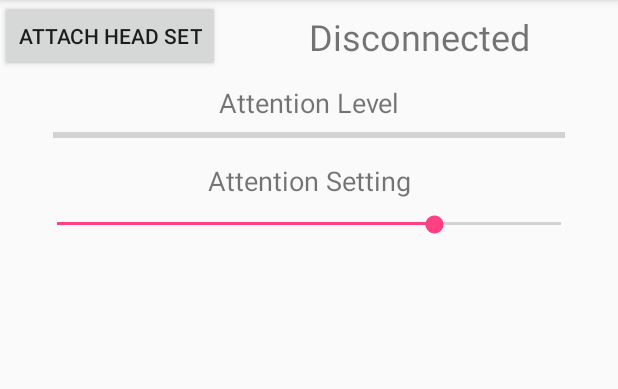
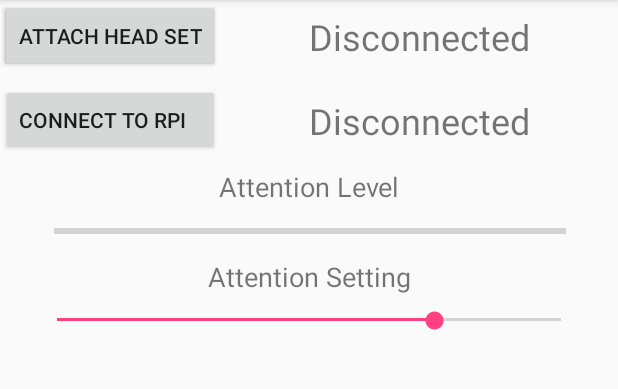
Before and after one commit to ADataDate/neurosky_iot, an Android app: the screen it shows after launch (MainActivity), on a phone screen of 412 x 824 dp, the part 84-473 px from its top. Run offline under Robolectric (Android 15) with nearby library versions, the phone set to English and light mode, and no system bars; 1 statement that could not run was skipped.

Commit message:
Add raspberry pi connect button

```diff
--- a/android_app/MindControlledHomeAutomation/app/src/main/res/layout/activity_main.xml
+++ b/android_app/MindControlledHomeAutomation/app/src/main/res/layout/activity_main.xml
@@ -5,6 +5,15 @@
     android:layout_width="match_parent"
     android:layout_height="match_parent"
     tools:context="lazerade.com.mindcontrolledhomeautomation.MainActivity">
+
+    <Button
+        android:id="@+id/headSet2"
+        android:layout_width="wrap_content"
+        android:layout_height="wrap_content"
+        android:text="Attach Head Set"
+        android:visibility="visible"
+        app:layout_constraintStart_toStartOf="parent"
+        tools:layout_editor_absoluteY="16dp" />
 
     <Button
         android:id="@+id/headSet"
@@ -20,8 +29,9 @@
         style="@style/Widget.AppCompat.ProgressBar.Horizontal"
         android:layout_width="341dp"
         android:layout_height="19dp"
+        android:layout_marginTop="8dp"
         app:layout_constraintEnd_toEndOf="parent"
-        app:layout_constraintHorizontal_bias="0.5"
+        app:layout_constraintHorizontal_bias="0.511"
         app:layout_constraintStart_toStartOf="parent"
         app:layout_constraintTop_toBottomOf="@+id/attentionLevel" />
 
@@ -34,9 +44,8 @@
         android:text="Attention Level"
         android:textSize="18sp"
         app:layout_constraintEnd_toEndOf="parent"
-        app:layout_constraintHorizontal_bias="0.5"
         app:layout_constraintStart_toStartOf="parent"
-        app:layout_constraintTop_toBottomOf="@+id/headSet" />
+        app:layout_constraintTop_toBottomOf="@+id/rPiButton" />
 
     <TextView
         android:id="@+id/connectionStatus"
@@ -62,7 +71,7 @@
         android:text="Attention Setting"
         android:textSize="18sp"
         app:layout_constraintEnd_toEndOf="parent"
-        app:layout_constraintHorizontal_bias="0.5"
+        app:layout_constraintHorizontal_bias="0.502"
         app:layout_constraintStart_toStartOf="parent"
         app:layout_constraintTop_toBottomOf="@+id/progressBar" />
 
@@ -72,8 +81,34 @@
         android:layout_height="17dp"
         android:layout_marginTop="8dp"
         app:layout_constraintEnd_toEndOf="parent"
-        app:layout_constraintHorizontal_bias="0.5"
         app:layout_constraintStart_toStartOf="parent"
         app:layout_constraintTop_toBottomOf="@+id/attentSetting" />
 
+    <Button
+        android:id="@+id/rPiButton"
+        android:layout_width="wrap_content"
+        android:layout_height="wrap_content"
+        android:layout_marginEnd="8dp"
+        android:layout_marginStart="8dp"
+        android:layout_marginTop="8dp"
+        android:text="Connect to RPi   "
+        app:layout_constraintEnd_toEndOf="@+id/headSet2"
+        app:layout_constraintStart_toStartOf="parent"
+        app:layout_constraintTop_toBottomOf="@+id/headSet2" />
+
+    <TextView
+        android:id="@+id/rPiConnection"
+        android:layout_width="wrap_content"
+        android:layout_height="wrap_content"
+        android:layout_marginBottom="8dp"
+        android:layout_marginEnd="8dp"
+        android:layout_marginStart="8dp"
+        android:layout_marginTop="8dp"
+        android:text="Disconnected"
+        android:textSize="24sp"
+        app:layout_constraintBottom_toBottomOf="@+id/rPiButton"
+        app:layout_constraintEnd_toEndOf="parent"
+        app:layout_constraintStart_toEndOf="@+id/rPiButton"
+        app:layout_constraintTop_toTopOf="@+id/rPiButton" />
+
 </android.support.constraint.ConstraintLayout>
```
Also changed, not shown: android_app/MindControlledHomeAutomation/app/src/main/java/lazerade/com/mindcontrolledhomeautomation/MainActivity.java (+82 -5 lines), android_app/MindControlledHomeAutomation/app/src/main/java/lazerade/com/mindcontrolledhomeautomation/SocketClient.java (+68 -25 lines).
